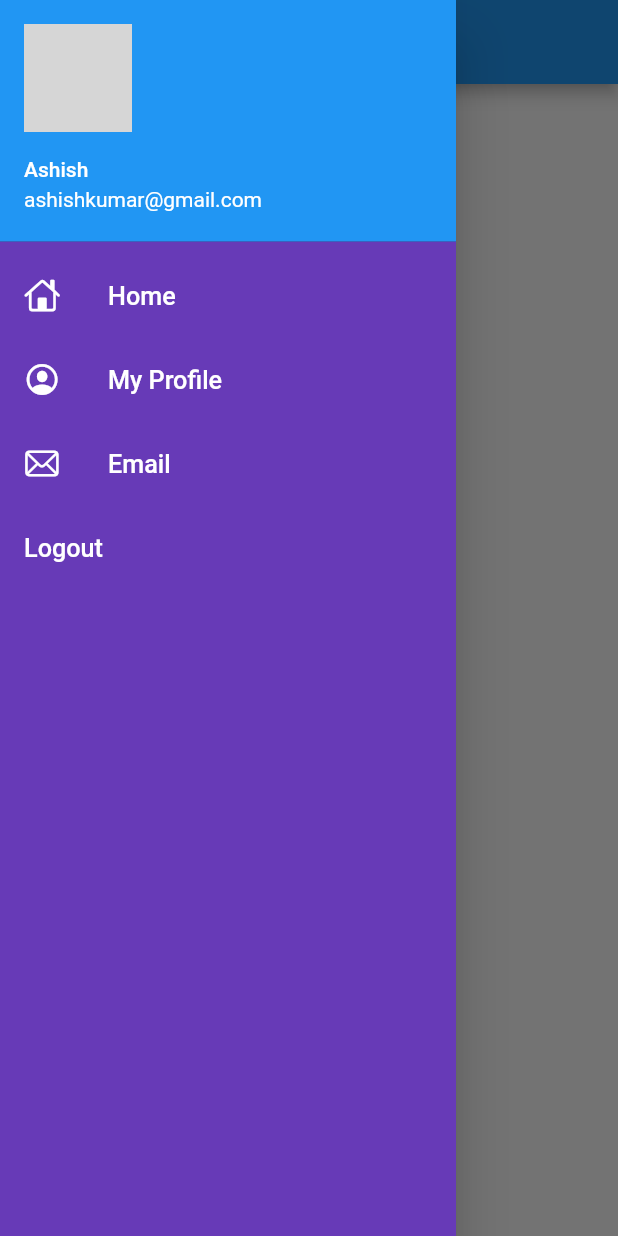
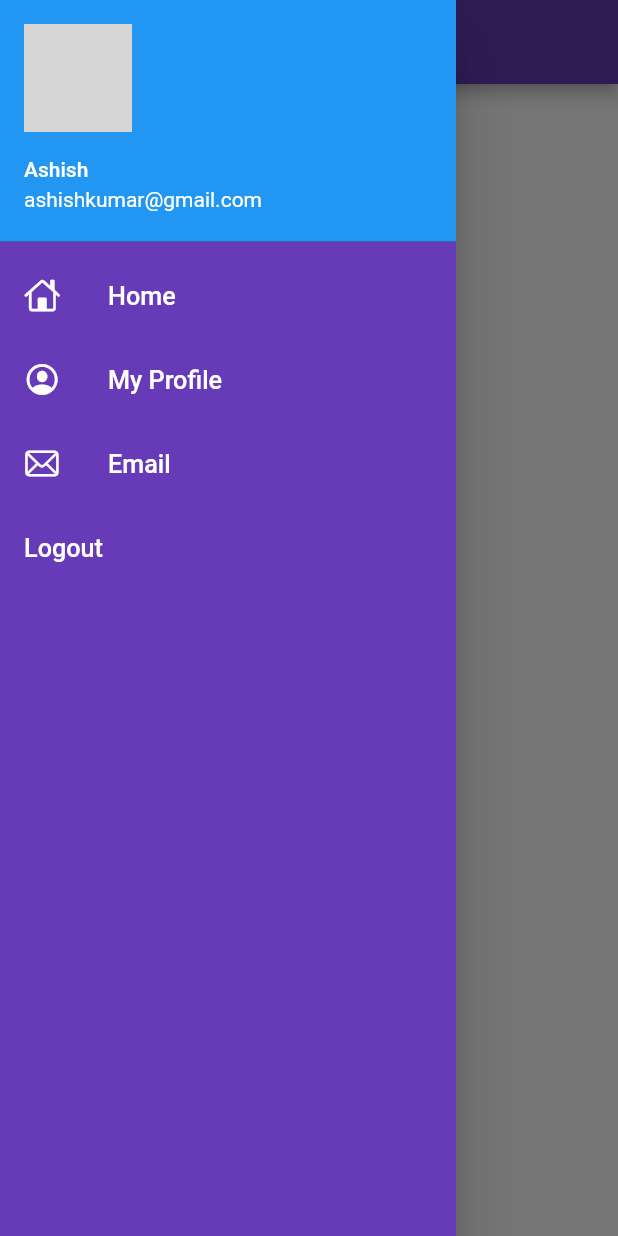
Before and after one commit to devashishkumar/flutterapp, a Flutter app: the HomePage screen opened by its route, with the side drawer open, on a phone screen of 412 x 824 dp. Run offline on Flutter 3.47's test engine with Material 2 defaults, Android fonts, the phone set to English and light mode, and no system bars; our stand-ins replace google_fonts; network calls fail; grey boxes are pictures that could not be loaded.

```diff
--- a/lib/main.dart
+++ b/lib/main.dart
@@ -28,7 +28,7 @@ class MyApp extends StatelessWidget {
         fontFamily: GoogleFonts.lato().fontFamily
       ),
       routes: {
-        "/": (context) => HomePage(),
+        "/": (context) => LoginPage(),
         CustomRoutes.homeRoute: (context) => HomePage(),
         CustomRoutes.loginRoute: (context) => LoginPage(),
       },
--- a/lib/pages/homepage.dart
+++ b/lib/pages/homepage.dart
@@ -15,7 +15,9 @@ class HomePage extends StatelessWidget {
     double doubleVal = 40;
     String by = 'Ashish';
     return Scaffold(
+      backgroundColor: Colors.white,
       appBar: AppBar(
+          backgroundColor: Colors.deepPurple,
         // title: Text("Flutter App", textAlign: TextAlign.center,)
           title: new Center(child: new Text("Flutter App", textAlign: TextAlign.center))
       ),
@@ -24,6 +26,11 @@ class HomePage extends StatelessWidget {
                   child: Text('Welcome to app')
               )
           ),
+        // body:Container(
+        //   height: 100,
+        //   width: 100,
+        //     color: Colors.green
+        // ),
       drawer: MyDrawer()
     );
   }
--- a/lib/pages/loginpage.dart
+++ b/lib/pages/loginpage.dart
@@ -16,7 +16,6 @@ class LoginPage extends StatefulWidget {
 
 class _LoginPageState extends State<LoginPage> {
   String username = "";
-  @override
   final _formKey = GlobalKey<FormState>();
 
   /**
@@ -27,6 +26,7 @@ class _LoginPageState extends State<LoginPage> {
       Navigator.pushNamed(context, CustomRoutes.homeRoute);
     }
   }
+  @override
   Widget build(BuildContext context) {
     return Scaffold(
         appBar: AppBar(
```
